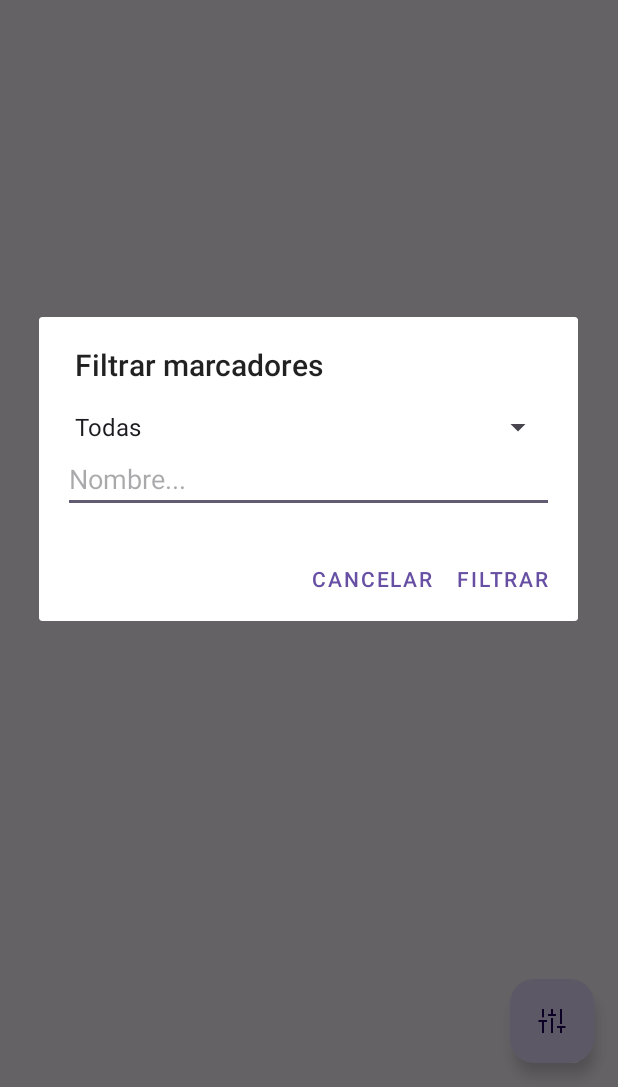
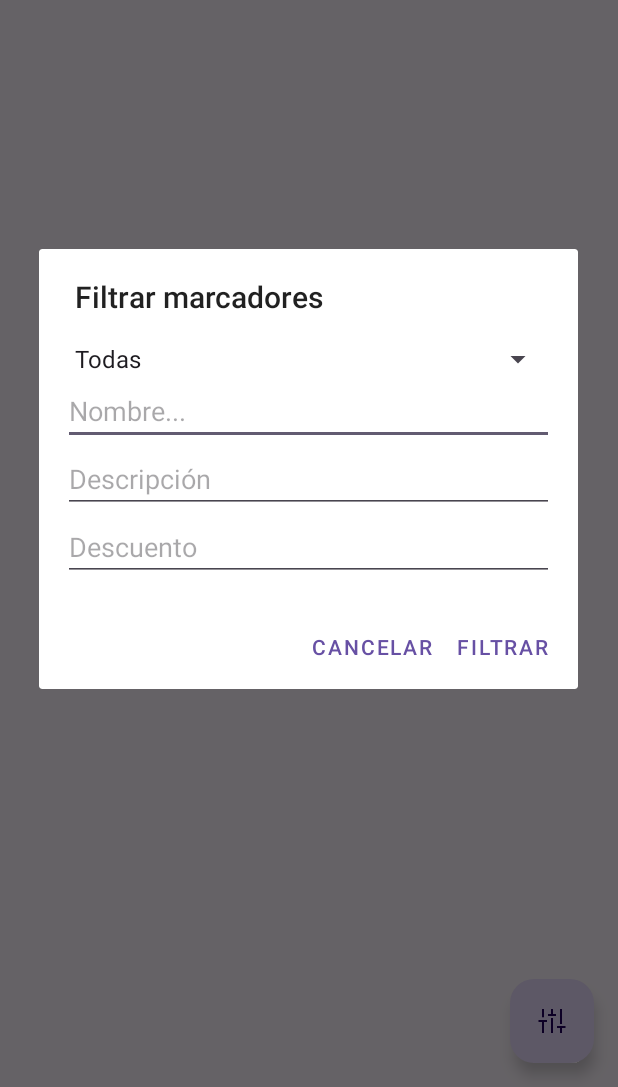
Before and after one commit to a256b/app-torneos-ajedrez, an Android app: the fragment MapaFragment shown on its own in the app's theme, after a tap on "Filtro", on a phone screen of 412 x 824 dp, the part 149-1236 px from its top. Run offline under Robolectric (Android 15) with nearby library versions, the phone set to English and light mode, and no system bars; our stand-ins replace Firebase (no records; nobody signed in at launch, a user with empty details on screens opened directly).

Commit message:
style: filtro por descuento y descripción

```diff
--- a/app/src/main/res/layout/dialog_filtro_mapa.xml
+++ b/app/src/main/res/layout/dialog_filtro_mapa.xml
@@ -16,4 +16,17 @@
         android:layout_width="match_parent"
         android:layout_height="wrap_content"
         android:hint="Nombre..." />
+
+    <EditText
+        android:id="@+id/editTextDescripcionFiltro"
+        android:layout_width="match_parent"
+        android:layout_height="wrap_content"
+        android:hint="Descripción" />
+
+    <EditText
+        android:id="@+id/editTextDescuentoFiltro"
+        android:layout_width="match_parent"
+        android:layout_height="wrap_content"
+        android:inputType="number"
+        android:hint="Descuento" />
 </LinearLayout>
```
Also changed, not shown: app/src/main/java/com/example/apptorneosajedrez/ui/mapa/MapaFragment.kt (+21 -3 lines).
